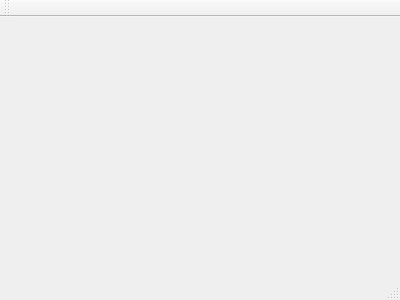
This is Raspisaug/mainwindow.ui in RevKarl/Raspisaug as Qt 5 draws it before an edit. The edited form follows.
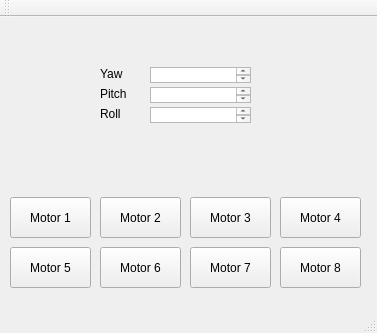
This is the edited form.

```diff
--- a/Raspisaug/mainwindow.ui
+++ b/Raspisaug/mainwindow.ui
@@ -1,24 +1,212 @@
 <ui version="4.0">
  <class>MainWindow</class>
- <widget class="QMainWindow" name="MainWindow" >
-  <property name="geometry" >
+ <widget class="QMainWindow" name="MainWindow">
+  <property name="geometry">
    <rect>
     <x>0</x>
     <y>0</y>
-    <width>400</width>
-    <height>300</height>
+    <width>377</width>
+    <height>333</height>
    </rect>
   </property>
   <property name="windowTitle" >
    <string>MainWindow</string>
   </property>
-  <widget class="QMenuBar" name="menuBar" />
-  <widget class="QToolBar" name="mainToolBar" />
-  <widget class="QWidget" name="centralWidget" />
-  <widget class="QStatusBar" name="statusBar" />
+  <widget class="QWidget" name="centralWidget">
+   <widget class="QPushButton" name="butt1">
+    <property name="geometry">
+     <rect>
+      <x>10</x>
+      <y>180</y>
+      <width>81</width>
+      <height>41</height>
+     </rect>
+    </property>
+    <property name="text">
+     <string>Motor 1</string>
+    </property>
+   </widget>
+   <widget class="QPushButton" name="butt2">
+    <property name="geometry">
+     <rect>
+      <x>100</x>
+      <y>180</y>
+      <width>81</width>
+      <height>41</height>
+     </rect>
+    </property>
+    <property name="text">
+     <string>Motor 2</string>
+    </property>
+   </widget>
+   <widget class="QPushButton" name="butt3">
+    <property name="geometry">
+     <rect>
+      <x>190</x>
+      <y>180</y>
+      <width>81</width>
+      <height>41</height>
+     </rect>
+    </property>
+    <property name="text">
+     <string>Motor 3</string>
+    </property>
+   </widget>
+   <widget class="QPushButton" name="butt4">
+    <property name="geometry">
+     <rect>
+      <x>280</x>
+      <y>180</y>
+      <width>81</width>
+      <height>41</height>
+     </rect>
+    </property>
+    <property name="text">
+     <string>Motor 4</string>
+    </property>
+   </widget>
+   <widget class="QPushButton" name="butt5">
+    <property name="geometry">
+     <rect>
+      <x>10</x>
+      <y>230</y>
+      <width>81</width>
+      <height>41</height>
+     </rect>
+    </property>
+    <property name="text">
+     <string>Motor 5</string>
+    </property>
+   </widget>
+   <widget class="QPushButton" name="butt6">
+    <property name="geometry">
+     <rect>
+      <x>100</x>
+      <y>230</y>
+      <width>81</width>
+      <height>41</height>
+     </rect>
+    </property>
+    <property name="text">
+     <string>Motor 6</string>
+    </property>
+   </widget>
+   <widget class="QPushButton" name="butt7">
+    <property name="geometry">
+     <rect>
+      <x>190</x>
+      <y>230</y>
+      <width>81</width>
+      <height>41</height>
+     </rect>
+    </property>
+    <property name="text">
+     <string>Motor 7</string>
+    </property>
+   </widget>
+   <widget class="QPushButton" name="butt8">
+    <property name="geometry">
+     <rect>
+      <x>280</x>
+      <y>230</y>
+      <width>81</width>
+      <height>41</height>
+     </rect>
+    </property>
+    <property name="text">
+     <string>Motor 8</string>
+    </property>
+   </widget>
+   <widget class="QLabel" name="label">
+    <property name="geometry">
+     <rect>
+      <x>100</x>
+      <y>50</y>
+      <width>46</width>
+      <height>13</height>
+     </rect>
+    </property>
+    <property name="text">
+     <string>Yaw</string>
+    </property>
+   </widget>
+   <widget class="QLabel" name="label_2">
+    <property name="geometry">
+     <rect>
+      <x>100</x>
+      <y>70</y>
+      <width>46</width>
+      <height>13</height>
+     </rect>
+    </property>
+    <property name="text">
+     <string>Pitch</string>
+    </property>
+   </widget>
+   <widget class="QLabel" name="label_3">
+    <property name="geometry">
+     <rect>
+      <x>100</x>
+      <y>90</y>
+      <width>46</width>
+      <height>13</height>
+     </rect>
+    </property>
+    <property name="text">
+     <string>Roll</string>
+    </property>
+   </widget>
+   <widget class="QPlainTextEdit" name="yawBox">
+    <property name="enabled">
+     <bool>true</bool>
+    </property>
+    <property name="geometry">
+     <rect>
+      <x>150</x>
+      <y>50</y>
+      <width>101</width>
+      <height>16</height>
+     </rect>
+    </property>
+   </widget>
+   <widget class="QPlainTextEdit" name="yawBox_2">
+    <property name="enabled">
+     <bool>true</bool>
+    </property>
+    <property name="geometry">
+     <rect>
+      <x>150</x>
+      <y>70</y>
+      <width>101</width>
+      <height>16</height>
+     </rect>
+    </property>
+   </widget>
+   <widget class="QPlainTextEdit" name="yawBox_3">
+    <property name="enabled">
+     <bool>true</bool>
+    </property>
+    <property name="geometry">
+     <rect>
+      <x>150</x>
+      <y>90</y>
+      <width>101</width>
+      <height>16</height>
+     </rect>
+    </property>
+   </widget>
+  </widget>
+  <widget class="QToolBar" name="mainToolBar">
+   <attribute name="toolBarArea">
+    <enum>TopToolBarArea</enum>
+   </attribute>
+   <attribute name="toolBarBreak">
+    <bool>false</bool>
+   </attribute>
+  </widget>
+  <widget class="QStatusBar" name="statusBar"/>
  </widget>
- <layoutDefault spacing="6" margin="11" />
- <pixmapfunction></pixmapfunction>
+ <layoutdefault spacing="6" margin="11"/>
  <resources/>
  <connections/>
 </ui>
```
Left out of the diff: 5 changed lines with no effect on the pictures.
